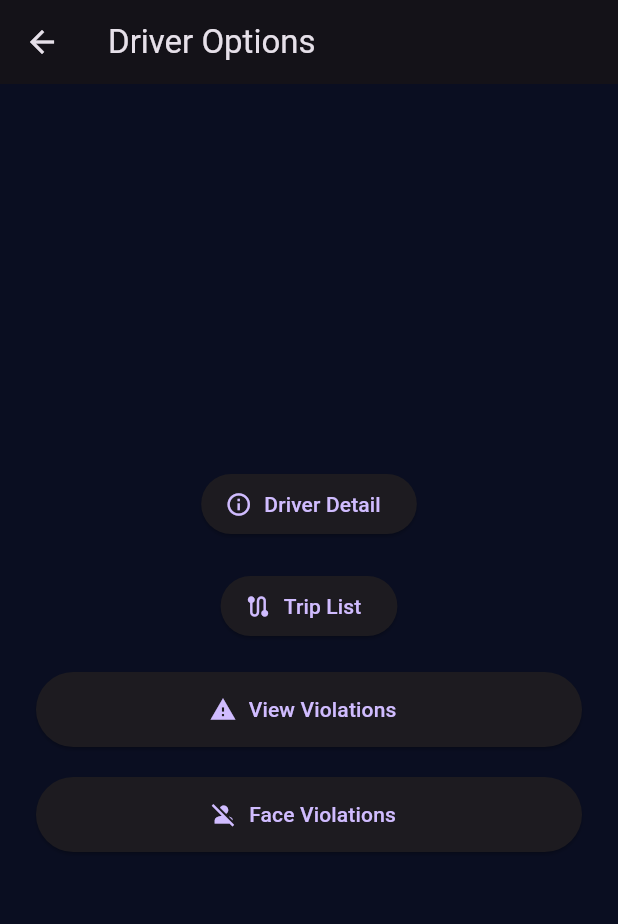
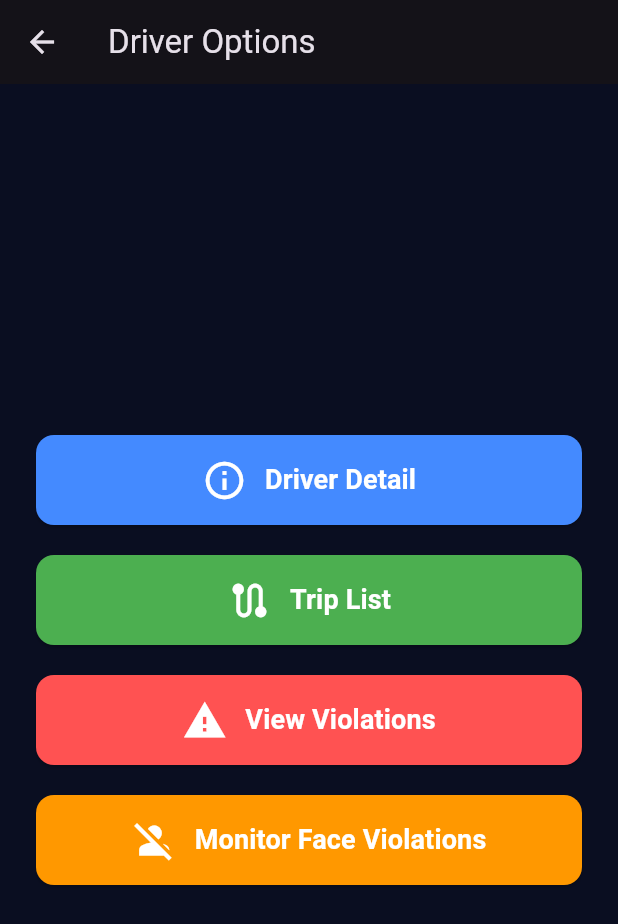
Before and after one commit to Beykn/GuardEye, a Flutter app: the DriverOptionsPage screen opened directly with empty values, on a phone screen of 412 x 824 dp. Shown: the top 924 px of the screen. Run offline on Flutter 3.47's test engine with Material 3 defaults, Android fonts, the phone set to English and light mode, and no system bars; our stand-ins replace camera, cloud_firestore, firebase_auth, firebase_core, firebase_storage, font_awesome_flutter and 3 more; missing offline and left inert: tflite_flutter; accounts and stored records are empty.

Commit message:
[UPD] updated the design of the admin panel pages

```diff
--- a/graduation/lib/admin_screens.dart/driver_options_page.dart
+++ b/graduation/lib/admin_screens.dart/driver_options_page.dart
@@ -3,10 +3,11 @@ import 'package:graduation/userDetail.dart';
 import 'package:graduation/admin_screens.dart/user_route_details.dart';
 import 'package:graduation/admin_screens.dart/driver_violations_page.dart';
 import 'package:graduation/admin_screens.dart/face_violations.dart';
+
 class DriverOptionsPage extends StatelessWidget {
   final String driverId;
   final String driverName;
-  const DriverOptionsPage({super.key, required this.driverId,required this.driverName});
+  const DriverOptionsPage({super.key, required this.driverId, required this.driverName});
 
   @override
   Widget build(BuildContext context) {
@@ -17,9 +18,12 @@ class DriverOptionsPage extends StatelessWidget {
         child: Column(
           mainAxisAlignment: MainAxisAlignment.center,
           children: [
-            ElevatedButton.icon(
-              icon: const Icon(Icons.info_outline),
-              label: const Text("Driver Detail"),
+            // Driver Detail Button
+            _buildButton(
+              context,
+              icon: Icons.info_outline,
+              label: "Driver Detail",
+              color: Colors.blueAccent, // Blue button
               onPressed: () {
                 Navigator.push(
                   context,
@@ -29,17 +33,22 @@ class DriverOptionsPage extends StatelessWidget {
                 );
               },
             ),
+
             const SizedBox(height: 20),
-            ElevatedButton.icon(
-              icon: const Icon(Icons.route),
-              label: const Text("Trip List"),
+
+            // Trip List Button
+            _buildButton(
+              context,
+              icon: Icons.route,
+              label: "Trip List",
+              color: Colors.green, // Green button
               onPressed: () {
                 Navigator.push(
                   context,
                   MaterialPageRoute(
                     builder: (context) => DriverDetailPage(
                       driverId: driverId,
-                      driverName: "$driverName",
+                      driverName: driverName,
                     ),
                   ),
                 );
@@ -47,10 +56,13 @@ class DriverOptionsPage extends StatelessWidget {
             ),
 
             const SizedBox(height: 20),
-            ElevatedButton.icon(
-              style: ElevatedButton.styleFrom(minimumSize: const Size.fromHeight(50)),
-              icon: const Icon(Icons.warning),
-              label: const Text("View Violations"),
+
+            // View Violations Button
+            _buildButton(
+              context,
+              icon: Icons.warning,
+              label: "View Violations",
+              color: Colors.redAccent, // Red button
               onPressed: () {
                 Navigator.push(
                   context,
@@ -65,10 +77,13 @@ class DriverOptionsPage extends StatelessWidget {
             ),
 
             const SizedBox(height: 20),
-              ElevatedButton.icon(
-                style: ElevatedButton.styleFrom(minimumSize: const Size.fromHeight(50)),
-                icon: const Icon(Icons.person_off),
-                label: const Text("Face Violations"),
+
+            // Monitor Face Violations Button
+            _buildButton(
+              context,
+              icon: Icons.person_off,
+              label: "Monitor Face Violations", // Updated label
+              color: Colors.orange, // Orange button
               onPressed: () {
                 Navigator.push(
                   context,
@@ -81,10 +96,44 @@ class DriverOptionsPage extends StatelessWidget {
                 );
               },
             ),
-
           ],
         ),
       ),
     );
   }
+
+  // Reusable Button Widget with Color and Alignment Adjustment
+  Widget _buildButton(BuildContext context, {
+    required IconData icon,
+    required String label,
+    required Color color,
+    required VoidCallback onPressed,
+  }) {
+    return ElevatedButton(
+      style: ElevatedButton.styleFrom(
+        foregroundColor: Colors.white, // Icon and text color
+        backgroundColor: color, // Custom color for each button
+        minimumSize: const Size.fromHeight(60), // Height of the button
+        shape: RoundedRectangleBorder(
+          borderRadius: BorderRadius.circular(12), // Rounded corners
+        ),
+        padding: const EdgeInsets.symmetric(horizontal: 20, vertical: 15),
+      ),
+      onPressed: onPressed,
+      child: Row(
+        mainAxisAlignment: MainAxisAlignment.center, // Center the button's content
+        children: [
+          Icon(icon, size: 30), // Icon
+          const SizedBox(width: 12), // Space between icon and label
+          Text(
+            label,
+            style: const TextStyle(
+              fontSize: 18,
+              fontWeight: FontWeight.bold,
+            ),
+          ),
+        ],
+      ),
+    );
   }
+}
--- a/graduation/pubspec.yaml
+++ b/graduation/pubspec.yaml
@@ -79,6 +79,7 @@ flutter:
   # To add assets to your application, add an assets section, like this:
   assets:
     - assets/ssd_all_data.tflite
+    - assets/admin_logo.png
 
   # An image asset can refer to one or more resolution-specific "variants", see
   # https://flutter.dev/to/resolution-aware-images
--- a/updates.txt
+++ b/updates.txt
@@ -1 +1 @@
-i've updated the live_cam file to skip some frames to increase fps
+updated the design of the admin panel main page, driver options and added text message for wrong password or username login
```
Also changed, not shown: graduation/lib/admin_screens.dart/adminPage.dart (+12 -22 lines), graduation/lib/screens/loginPage.dart (+9 -6 lines), graduation/assets/admin_logo.png (added), graduation/pubspec.lock. Lines whose indentation alone changed are shown as unchanged.
